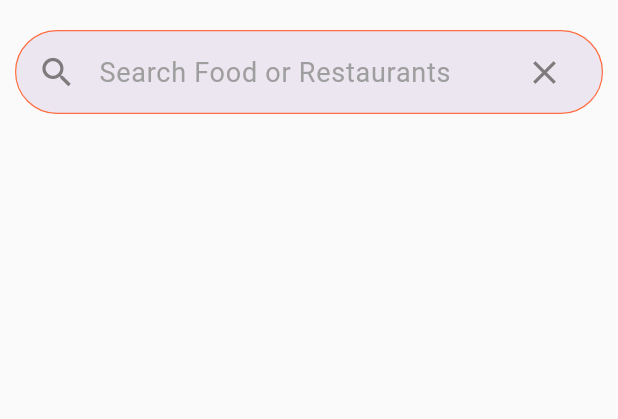
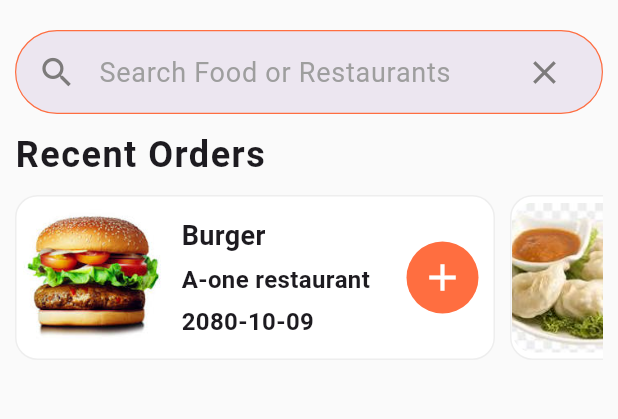
Before and after one commit to ssuvam-dev/food_delivery_app, a Flutter app: the screen it shows after launch, on a phone screen of 412 x 824 dp, the part 84-503 px from its top. Run offline on Flutter 3.47's test engine with Material 3 defaults, Android fonts, the light colour scheme and no system bars.

Commit message:
added recent orders

```diff
--- /dev/null
+++ b/lib/screens/home/components/order_component.dart
@@ -0,0 +1,87 @@
+import 'package:flutter/material.dart';
+
+class OrderComponent extends StatefulWidget {
+  Map<String,dynamic> order;
+  OrderComponent({super.key, required this.order});
+
+  @override
+  State<OrderComponent> createState() => _OrderComponentState();
+}
+
+class _OrderComponentState extends State<OrderComponent> {
+  @override
+  Widget build(BuildContext context) {
+    return Container(
+      margin: const EdgeInsets.only(top: 10.0,right: 10.0),
+      width: 320.0,
+      decoration: BoxDecoration(
+        color: Colors.white,
+          borderRadius: BorderRadius.circular(15.0),
+          border: Border.all(width: 1.0, color: Colors.grey.shade200)),
+      child: Row(
+        mainAxisAlignment: MainAxisAlignment.spaceBetween,
+        children: [
+          ClipRRect(
+            borderRadius: BorderRadius.circular(15.0),
+            child:  Image(
+              image: AssetImage(widget.order['image']),
+              height: 100.0,
+              width: 100.0,
+              fit: BoxFit.cover,
+            ),
+          ),
+         const SizedBox(width: 10.0,),
+          Expanded(
+            child: Column(
+              mainAxisAlignment: MainAxisAlignment.center,
+              crossAxisAlignment: CrossAxisAlignment.start,
+              children: [
+                Text(
+                  widget.order['name'],
+                  style: const TextStyle(
+                      fontSize: 18.0,
+                      fontWeight: FontWeight.bold,
+                      ),
+                  overflow: TextOverflow.ellipsis,
+                ),
+                const SizedBox(
+                  height: 5.0,
+                ),
+                 Text(
+                  widget.order['restaurant_name'],
+                  style: const TextStyle(
+                      fontSize: 16.0,
+                      fontWeight: FontWeight.w600),
+                  overflow: TextOverflow.ellipsis,
+                ),
+                const SizedBox(
+                  height: 5.0,
+                ),
+                 Text(
+                  widget.order['date'],
+                  style: const TextStyle(
+                      fontSize: 16.0,
+                      fontWeight: FontWeight.w600),
+                  overflow: TextOverflow.ellipsis,
+                )
+              ],
+            ),
+          ),
+          Container(
+            margin: const EdgeInsets.only(right: 10.0),
+            decoration: BoxDecoration(
+                color: Colors.deepOrangeAccent,
+                borderRadius: BorderRadius.circular(30.0)),
+            child: IconButton(
+                onPressed: () {},
+                icon: const Icon(
+                  Icons.add,
+                  size: 30.0,
+                  color: Colors.white,
+                )),
+          )
+        ],
+      ),
+    );
+  }
+}
--- a/lib/screens/home/views/home_screen.dart
+++ b/lib/screens/home/views/home_screen.dart
@@ -1,7 +1,8 @@
 import 'dart:math';
 
 import 'package:flutter/material.dart';
-import 'package:tryfooddeliveryapp/screens/home/components/search_bar_component.dart';
+import 'package:tryfooddeliveryapp/screens/home/widgets/recent_orders.dart';
+import 'package:tryfooddeliveryapp/screens/home/widgets/search_bar_component.dart';
 
 class HomeScreen extends StatelessWidget {
    HomeScreen({super.key});
@@ -46,6 +47,7 @@ class HomeScreen extends StatelessWidget {
         padding: const EdgeInsets.symmetric(horizontal: 10.0,vertical: 20.0),
         children: const[
            CustomSearchBar(),
+           RecentOrder(),
         ],
       ),
     );
--- /dev/null
+++ b/lib/screens/home/widgets/recent_orders.dart
@@ -0,0 +1,69 @@
+import 'package:flutter/material.dart';
+import 'package:tryfooddeliveryapp/screens/home/components/order_component.dart';
+
+class RecentOrder extends StatelessWidget {
+  const RecentOrder({super.key});
+
+  @override
+  Widget build(BuildContext context) {
+    List<Map<String, dynamic>> orders = [
+      {
+        "name":"Burger",
+        "restaurant_name":"A-one restaurant",
+        "date":"2080-10-09",
+        "image":"assets/images/food.jpeg"
+      },
+      {
+        "name":"MOMO",
+        "restaurant_name":"Kathmandu restaurant",
+        "date":"2080-10-01",
+        "image":"assets/images/momo.jpeg"
+      },
+      {
+        "name":"Sekuwa",
+        "restaurant_name":"Bajeko Sekuwa",
+        "date":"2080-10-12",
+        "image":"assets/images/sekuwa.jpeg"
+      },
+      {
+        "name":"Pizza",
+        "restaurant_name":"KFC",
+        "date":"2080-10-17",
+        "image":"assets/images/pizza.jpeg"
+      },
+      {
+        "name":"Chaumin",
+        "restaurant_name":"Baduwal",
+        "date":"2080-10-19",
+        "image":"assets/images/chaumin.jpeg"
+      },
+    ];
+
+
+    return Padding(
+      padding: const EdgeInsets.symmetric(vertical: 10.0),
+      child: Column(
+        crossAxisAlignment: CrossAxisAlignment.start,
+        children: [
+          const Text(
+            "Recent Orders",
+            style: TextStyle(
+                fontSize: 24.0,
+                letterSpacing: 1.0,
+                fontWeight: FontWeight.w600),
+          ),
+          Container(
+            height: 120.0,
+            child: ListView.builder(
+              scrollDirection: Axis.horizontal,
+              itemBuilder: (context, index) {
+                return OrderComponent(order: orders[index]);
+              },
+              itemCount: orders.length,
+            ),
+          )
+        ],
+      ),
+    );
+  }
+}
--- a/pubspec.yaml
+++ b/pubspec.yaml
@@ -59,9 +59,9 @@ flutter:
   uses-material-design: true
 
   # To add assets to your application, add an assets section, like this:
-  # assets:
-  #   - images/a_dot_burr.jpeg
-  #   - images/a_dot_ham.jpeg
+  assets:
+    - assets/images/
+
 
   # An image asset can refer to one or more resolution-specific "variants", see
   # https://flutter.dev/assets-and-images/#resolution-aware
```
Also changed, not shown: assets/images/chaumin.jpeg (added), assets/images/food.jpeg (added), assets/images/momo.jpeg (added), assets/images/pizza.jpeg (added), assets/images/sekuwa.jpeg (added), lib/screens/home/widgets/search_bar_component.dart (renamed from lib/screens/home/components/search_bar_component.dart).
